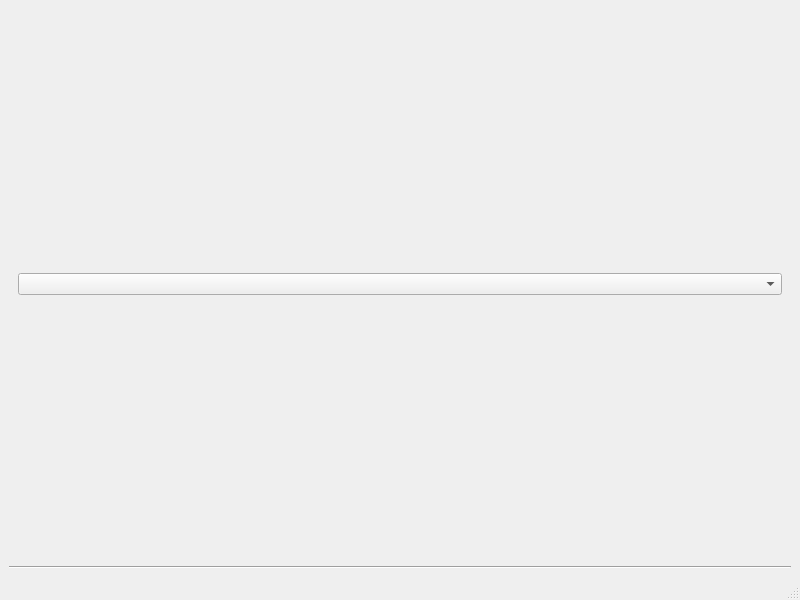
Before: the Qt Designer form mainwindow.ui in bjhok/qt-video-player, drawn with Qt 5.
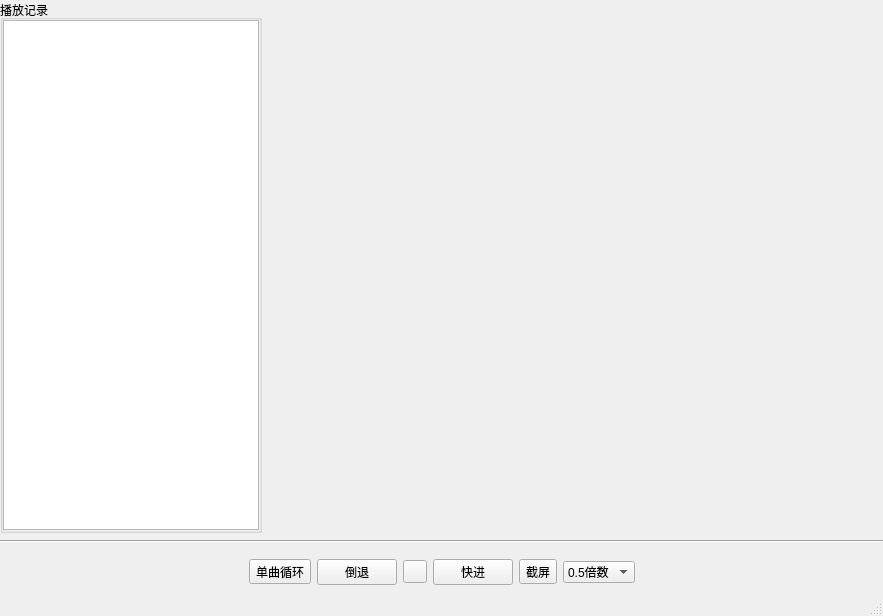
After: the same form once the commit is applied. Icons and pictures are not drawn.

```diff
--- a/mainwindow.ui
+++ b/mainwindow.ui
@@ -6,8 +6,8 @@
    <rect>
     <x>0</x>
     <y>0</y>
-    <width>800</width>
-    <height>600</height>
+    <width>883</width>
+    <height>616</height>
    </rect>
   </property>
   <property name="windowTitle">
@@ -15,11 +15,96 @@
   </property>
   <widget class="QWidget" name="centralwidget">
    <layout class="QVBoxLayout" name="verticalLayout_2">
+    <property name="spacing">
+     <number>7</number>
+    </property>
+    <property name="leftMargin">
+     <number>0</number>
+    </property>
+    <property name="topMargin">
+     <number>0</number>
+    </property>
+    <property name="rightMargin">
+     <number>0</number>
+    </property>
+    <property name="bottomMargin">
+     <number>0</number>
+    </property>
     <item>
      <widget class="QWidget" name="widget" native="true">
-      <layout class="QVBoxLayout" name="verticalLayout">
+      <layout class="QHBoxLayout" name="horizontalLayout_2">
+       <property name="spacing">
+        <number>0</number>
+       </property>
+       <property name="leftMargin">
+        <number>0</number>
+       </property>
+       <property name="topMargin">
+        <number>0</number>
+       </property>
+       <property name="rightMargin">
+        <number>0</number>
+       </property>
+       <property name="bottomMargin">
+        <number>0</number>
+       </property>
        <item>
-        <widget class="QComboBox" name="comboBox"/>
+        <widget class="QGroupBox" name="groupBox">
+         <property name="title">
+          <string>播放记录</string>
+         </property>
+         <layout class="QVBoxLayout" name="verticalLayout">
+          <property name="spacing">
+           <number>0</number>
+          </property>
+          <property name="leftMargin">
+           <number>0</number>
+          </property>
+          <property name="topMargin">
+           <number>0</number>
+          </property>
+          <property name="rightMargin">
+           <number>0</number>
+          </property>
+          <property name="bottomMargin">
+           <number>0</number>
+          </property>
+          <item>
+           <widget class="QListView" name="view_play_history">
+            <property name="sizePolicy">
+             <sizepolicy hsizetype="Fixed" vsizetype="Expanding">
+              <horstretch>0</horstretch>
+              <verstretch>0</verstretch>
+             </sizepolicy>
+            </property>
+           </widget>
+          </item>
+         </layout>
+        </widget>
+       </item>
+       <item>
+        <widget class="QWidget" name="widget_2" native="true">
+         <property name="sizePolicy">
+          <sizepolicy hsizetype="Expanding" vsizetype="Preferred">
+           <horstretch>0</horstretch>
+           <verstretch>0</verstretch>
+          </sizepolicy>
+         </property>
+         <layout class="QVBoxLayout" name="lay_video">
+          <property name="leftMargin">
+           <number>0</number>
+          </property>
+          <property name="topMargin">
+           <number>0</number>
+          </property>
+          <property name="rightMargin">
+           <number>0</number>
+          </property>
+          <property name="bottomMargin">
+           <number>0</number>
+          </property>
+         </layout>
+        </widget>
        </item>
       </layout>
      </widget>
@@ -31,6 +116,123 @@
       </property>
      </widget>
     </item>
+    <item>
+     <widget class="QWidget" name="wdiget_op" native="true">
+      <property name="sizePolicy">
+       <sizepolicy hsizetype="Preferred" vsizetype="Fixed">
+        <horstretch>0</horstretch>
+        <verstretch>0</verstretch>
+       </sizepolicy>
+      </property>
+      <layout class="QHBoxLayout" name="horizontalLayout">
+       <item>
+        <spacer name="horizontalSpacer">
+         <property name="orientation">
+          <enum>Qt::Horizontal</enum>
+         </property>
+         <property name="sizeHint" stdset="0">
+          <size>
+           <width>40</width>
+           <height>20</height>
+          </size>
+         </property>
+        </spacer>
+       </item>
+       <item>
+        <widget class="QToolButton" name="btn_repeat">
+         <property name="text">
+          <string>单曲循环</string>
+         </property>
+         <property name="icon">
+          <iconset resource="qt-video-player.qrc">
+           <normaloff>:/icon/loop.svg</normaloff>:/icon/loop.svg</iconset>
+         </property>
+        </widget>
+       </item>
+       <item>
+        <widget class="QPushButton" name="pushButton_2">
+         <property name="text">
+          <string>倒退</string>
+         </property>
+         <property name="icon">
+          <iconset resource="qt-video-player.qrc">
+           <normaloff>:/icon/reverse.svg</normaloff>:/icon/reverse.svg</iconset>
+         </property>
+        </widget>
+       </item>
+       <item>
+        <widget class="QToolButton" name="btn_play">
+         <property name="text">
+          <string/>
+         </property>
+         <property name="icon">
+          <iconset resource="qt-video-player.qrc">
+           <normaloff>:/icon/play.svg</normaloff>:/icon/play.svg</iconset>
+         </property>
+        </widget>
+       </item>
+       <item>
+        <widget class="QPushButton" name="btn_speed">
+         <property name="text">
+          <string>快进</string>
+         </property>
+         <property name="icon">
+          <iconset resource="qt-video-player.qrc">
+           <normaloff>:/icon/speed.svg</normaloff>:/icon/speed.svg</iconset>
+         </property>
+        </widget>
+       </item>
+       <item>
+        <widget class="QToolButton" name="btn_repeat_2">
+         <property name="text">
+          <string>截屏</string>
+         </property>
+         <property name="icon">
+          <iconset resource="qt-video-player.qrc">
+           <normaloff>:/icon/cut.svg</normaloff>:/icon/cut.svg</iconset>
+         </property>
+        </widget>
+       </item>
+       <item>
+        <widget class="QComboBox" name="comboBox">
+         <item>
+          <property name="text">
+           <string>0.5倍数</string>
+          </property>
+         </item>
+         <item>
+          <property name="text">
+           <string>1倍数</string>
+          </property>
+         </item>
+         <item>
+          <property name="text">
+           <string>1.5倍数</string>
+          </property>
+         </item>
+         <item>
+          <property name="text">
+           <string>2倍数</string>
+          </property>
+         </item>
+        </widget>
+       </item>
+       <item>
+        <spacer name="horizontalSpacer_2">
+         <property name="orientation">
+          <enum>Qt::Horizontal</enum>
+         </property>
+         <property name="sizeHint" stdset="0">
+          <size>
+           <width>40</width>
+           <height>20</height>
+          </size>
+         </property>
+        </spacer>
+       </item>
+      </layout>
+     </widget>
+    </item>
    </layout>
   </widget>
   <widget class="QMenuBar" name="menubar">
```
Left out of the diff: 6 changed lines with no effect on the pictures.
